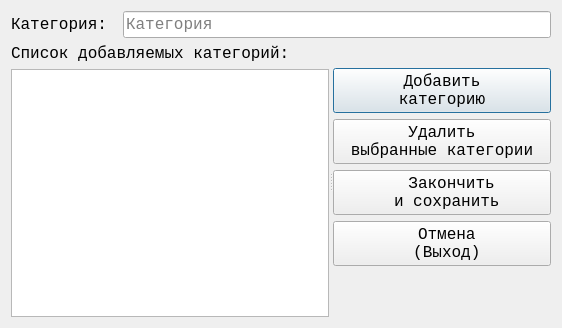
First picture: the form in gui/dlg_add_categories_ui.ui, repository alkostuchkov/Songbook, before the edit.
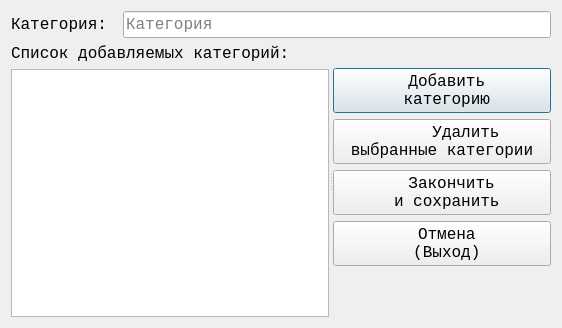
Second picture: the form after the edit. Icons and pictures are not drawn.

```diff
--- a/gui/dlg_add_categories_ui.ui
+++ b/gui/dlg_add_categories_ui.ui
@@ -161,8 +161,12 @@
           <cursorShape>PointingHandCursor</cursorShape>
          </property>
          <property name="text">
-          <string>Добавить
-категорию</string>
+          <string> Добавить
+ категорию</string>
+         </property>
+         <property name="icon">
+          <iconset resource="../res.qrc">
+           <normaloff>:/icons/add.png</normaloff>:/icons/add.png</iconset>
          </property>
          <property name="iconSize">
           <size>
@@ -185,7 +189,7 @@
           <cursorShape>PointingHandCursor</cursorShape>
          </property>
          <property name="text">
-          <string>Удалить
+          <string>     Удалить
 выбранные категории</string>
          </property>
          <property name="iconSize">
```
Left out of the diff: 20 changed lines with no effect on the pictures.
